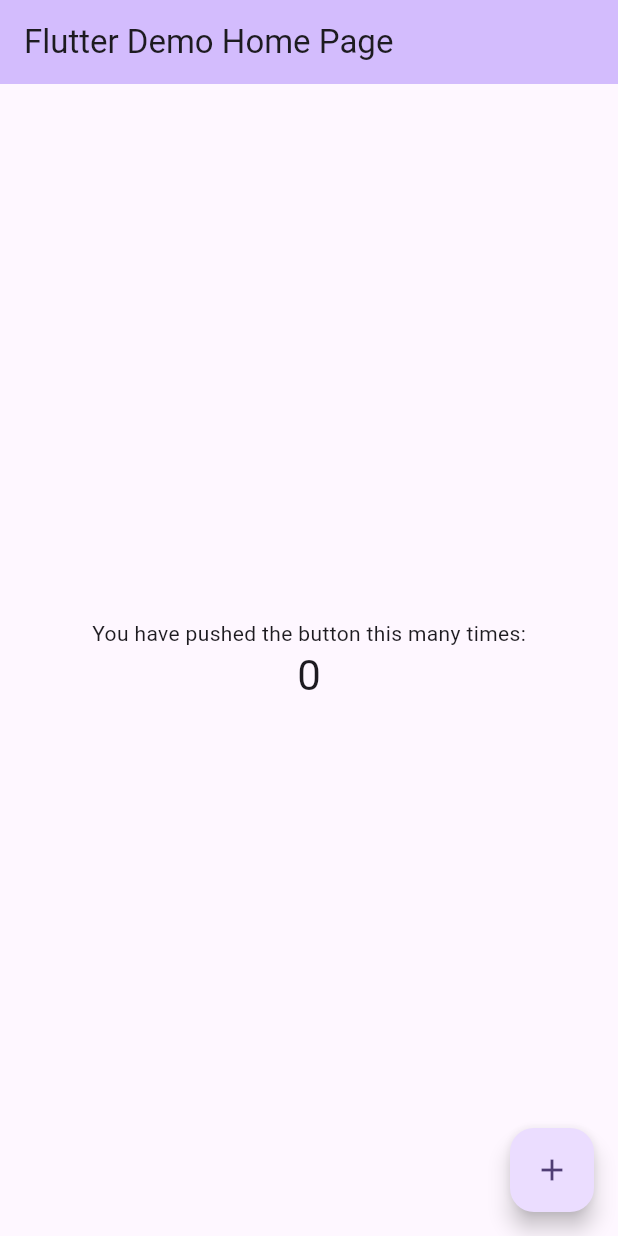
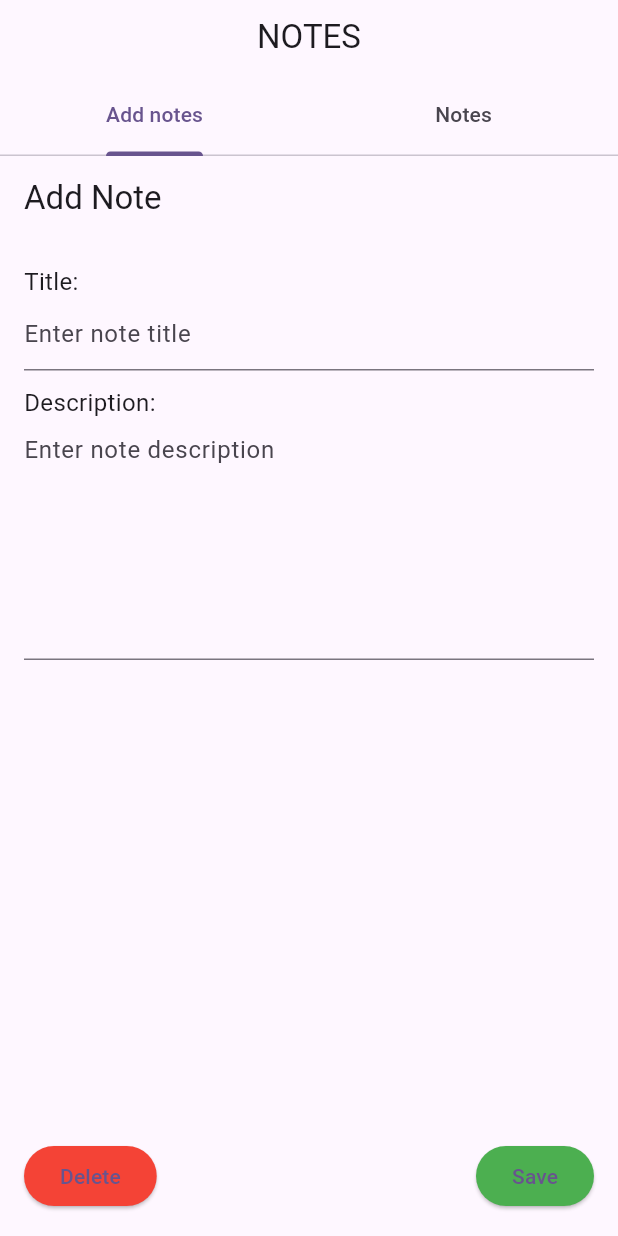
Before and after one commit to Anshu-Parmar/interview-tests, a Flutter app: the screen it shows after launch, on a phone screen of 412 x 824 dp. Run offline on Flutter 3.47's test engine with Material 3 defaults, Android fonts, the phone set to English and light mode, and no system bars; our stand-ins replace get_it, sqflite; accounts and stored records are empty.

Commit message:
Bugged working
database helper class established, UI and functionality added | bugs remain : 2 time save is called

```diff
--- /dev/null
+++ b/devtools_options.yaml
@@ -0,0 +1,3 @@
+description: This file stores settings for Dart & Flutter DevTools.
+documentation: https://docs.flutter.dev/tools/devtools/extensions#configure-extension-enablement-states
+extensions:
--- /dev/null
+++ b/lib/data/models/notes.dart
@@ -0,0 +1,33 @@
+import 'dart:convert';
+
+class Notes {
+  final int? id;
+  final String title;
+  final String description;
+  final String time;
+
+  Notes({this.id, required this.title, required this.description, required this.time});
+
+  Map<String, dynamic> toMap() {
+    return {
+      'id': id,
+      'title': title,
+      'description': description,
+      'time': time
+    };
+  }
+
+  factory Notes.fromMap(Map<String, dynamic> map) {
+    return Notes(
+      id: map['id']?.toInt() ?? 0,
+      title: map['title'] ?? '',
+      description: map['description'] ?? '',
+      time: map['time'] ?? '',
+    );
+  }
+
+  String toJson() => json.encode(toMap());
+
+  factory Notes.fromJson(String source) => Notes.fromMap(json.decode(source));
+
+}
--- /dev/null
+++ b/lib/data/source/db_helper.dart
@@ -0,0 +1,82 @@
+import 'package:path/path.dart';
+import 'package:sqflite/sqflite.dart';
+
+import '../models/notes.dart';
+
+final String dbName = "notes_database.db";
+final String tableName = "notes"; // Define the table name correctly
+
+class DatabaseService {
+  // Singleton pattern
+  static final DatabaseService _databaseService = DatabaseService._internal();
+  factory DatabaseService() => _databaseService;
+  DatabaseService._internal();
+
+  static Database? _database;
+  Future<Database> get database async {
+    if (_database != null) return _database!;
+    // Initialize the DB first time it is accessed
+    _database = await _initDatabase();
+    return _database!;
+  }
+
+  Future<Database> _initDatabase() async {
+    final databasePath = await getDatabasesPath();
+
+    // Set the path to the database.
+    final path = join(databasePath, dbName);
+
+    return await openDatabase(
+      path,
+      onCreate: _onCreate,
+      version: 1,
+      onConfigure: (db) async => await db.execute('PRAGMA foreign_keys = ON'),
+    );
+  }
+
+  Future<void> _onCreate(Database db, int version) async {
+    await db.execute(
+      'CREATE TABLE notes(id INTEGER PRIMARY KEY, title TEXT, description TEXT, time TEXT)',
+    );
+  }
+
+  // Future<void> insertNote(Notes note) async {
+  //   final db = await _databaseService.database;
+  //
+  //   // Insert the Note into the 'notes' table
+  //   await db.insert(
+  //     tableName,
+  //     note.toMap(),
+  //     conflictAlgorithm: ConflictAlgorithm.replace,
+  //   );
+  // }
+  Future<void> insertNote(Notes note1, Notes note2) async {
+    final db = await _databaseService.database;
+
+    // Insert two notes into the 'notes' table
+    await db.insert(
+      tableName,
+      note1.toMap(),
+      conflictAlgorithm: ConflictAlgorithm.replace,
+    );
+    await db.insert(
+      tableName,
+      note2.toMap(),
+      conflictAlgorithm: ConflictAlgorithm.replace,
+    );
+  }
+
+  Future<List<Notes>> getNotes() async {
+    try {
+      final db = await _databaseService.database;
+
+      // Query the 'notes' table for all the notes
+      final List<Map<String, dynamic>> maps = await db.query(tableName);
+
+      return List.generate(maps.length, (index) => Notes.fromMap(maps[index]));
+    } catch (e) {
+      print("ERRORDB - $e");
+      rethrow;
+    }
+  }
+}
--- a/lib/main.dart
+++ b/lib/main.dart
@@ -1,3 +1,4 @@
+import 'package:challenges/presentation/home_page.dart';
 import 'package:challenges/service_locator.dart';
 import 'package:flutter/material.dart';
 
@@ -12,60 +13,11 @@ class MyApp extends StatelessWidget {
   @override
   Widget build(BuildContext context) {
     return MaterialApp(
-      title: 'Flutter Demo',
       theme: ThemeData(
         colorScheme: ColorScheme.fromSeed(seedColor: Colors.deepPurple),
         useMaterial3: true,
       ),
-      home: const MyHomePage(title: 'Flutter Demo Home Page'),
+      home: HomePage(),
     );
   }
 }
-
-class MyHomePage extends StatefulWidget {
-  const MyHomePage({super.key, required this.title});
-
-  final String title;
-
-  @override
-  State<MyHomePage> createState() => _MyHomePageState();
-}
-
-class _MyHomePageState extends State<MyHomePage> {
-  int _counter = 0;
-
-  void _incrementCounter() {
-    setState(() {
-      _counter++;
-    });
-  }
-
-  @override
-  Widget build(BuildContext context) {
-    return Scaffold(
-      appBar: AppBar(
-        backgroundColor: Theme.of(context).colorScheme.inversePrimary,
-        title: Text(widget.title),
-      ),
-      body: Center(
-        child: Column(
-          mainAxisAlignment: MainAxisAlignment.center,
-          children: <Widget>[
-            const Text(
-              'You have pushed the button this many times:',
-            ),
-            Text(
-              '$_counter',
-              style: Theme.of(context).textTheme.headlineMedium,
-            ),
-          ],
-        ),
-      ),
-      floatingActionButton: FloatingActionButton(
-        onPressed: _incrementCounter,
-        tooltip: 'Increment',
-        child: const Icon(Icons.add),
-      ),
-    );
-  }
-}
--- /dev/null
+++ b/lib/presentation/add_notes.dart
@@ -0,0 +1,105 @@
+import 'package:flutter/material.dart';
+
+import '../data/models/notes.dart';
+import '../data/source/db_helper.dart';// Import your Notes model
+
+class AddNoteScreen extends StatefulWidget {
+  const AddNoteScreen({super.key});
+
+  @override
+  State<AddNoteScreen> createState() => _AddNoteScreenState();
+}
+
+class _AddNoteScreenState extends State<AddNoteScreen> {
+  final TextEditingController _titleController = TextEditingController();
+  final TextEditingController _descriptionController = TextEditingController();
+
+  void _saveNote() async {
+    if (_titleController.text.isEmpty || _descriptionController.text.isEmpty) {
+      // Show a Snackbar if the text fields are empty
+      ScaffoldMessenger.of(context).showSnackBar(
+        SnackBar(content: Text("Please enter both title and description")),
+      );
+    } else {
+      // Create a new note object
+      Notes newNote = Notes(
+        title: _titleController.text,
+        description: _descriptionController.text,
+        time: DateTime.now().toString(),
+      );
+
+      // Call the insertNote method from DatabaseService to save the note
+      await DatabaseService().insertNote(newNote, newNote); // Insert two identical notes
+
+      // Show a Snackbar that the note is saved
+      ScaffoldMessenger.of(context).showSnackBar(
+        SnackBar(content: Text("Note Saved")),
+      );
+
+      // Clear the text fields after saving
+      _titleController.clear();
+      _descriptionController.clear();
+    }
+  }
+
+  void _clearFields() {
+    _titleController.clear();
+    _descriptionController.clear();
+
+    // Show a Snackbar that the fields are cleared
+    ScaffoldMessenger.of(context).showSnackBar(
+      SnackBar(content: Text("Cleared")),
+    );
+  }
+
+  @override
+  Widget build(BuildContext context) {
+    return Scaffold(
+      appBar: AppBar(
+        title: Text("Add Note"),
+      ),
+      body: Padding(
+        padding: const EdgeInsets.all(16.0),
+        child: Column(
+          crossAxisAlignment: CrossAxisAlignment.start,
+          children: [
+            Text(
+              "Title:",
+              style: TextStyle(fontSize: 16),
+            ),
+            TextField(
+              controller: _titleController,
+              decoration: InputDecoration(hintText: "Enter note title"),
+            ),
+            SizedBox(height: 10),
+            Text(
+              "Description:",
+              style: TextStyle(fontSize: 16),
+            ),
+            TextField(
+              controller: _descriptionController,
+              maxLines: 6, // Set 6 lines for the description text field
+              decoration: InputDecoration(hintText: "Enter note description"),
+            ),
+            Spacer(),
+            Row(
+              mainAxisAlignment: MainAxisAlignment.spaceBetween,
+              children: [
+                ElevatedButton(
+                  onPressed: _clearFields,
+                  style: ElevatedButton.styleFrom(backgroundColor: Colors.red),
+                  child: Text("Delete"),
+                ),
+                ElevatedButton(
+                  onPressed: _saveNote,
+                  style: ElevatedButton.styleFrom(backgroundColor: Colors.green),
+                  child: Text("Save"),
+                ),
+              ],
+            ),
+          ],
+        ),
+      ),
+    );
+  }
+}
--- /dev/null
+++ b/lib/presentation/home_page.dart
@@ -0,0 +1,62 @@
+import 'package:challenges/presentation/add_notes.dart';
+import 'package:challenges/presentation/note_builder.dart';
+import 'package:flutter/material.dart';
+
+import '../data/models/notes.dart';
+import '../data/source/db_helper.dart';
+
+class HomePage extends StatefulWidget {
+  const HomePage({super.key});
+
+  @override
+  State<HomePage> createState() => _HomePageState();
+}
+
+class _HomePageState extends State<HomePage> {
+  final DatabaseService _databaseService = DatabaseService();
+
+  Future<List<Notes>> _getNotes() async {
+    return await _databaseService.getNotes();
+  }
+
+  // Future<void> _onDogDelete(Dog dog) async {
+  //   await _databaseService.deleteDog(dog.id!);
+  //   setState(() {});
+  // }
+
+  @override
+  Widget build(BuildContext context) {
+    return DefaultTabController(
+      length: 2,
+      child: Scaffold(
+        appBar: AppBar(
+          title: Text('NOTES'),
+          centerTitle: true,
+          bottom: TabBar(
+            tabs: [
+              Padding(
+                padding: const EdgeInsets.symmetric(vertical: 16.0),
+                child: Text('Add notes'),
+              ),
+              Padding(
+                padding: const EdgeInsets.symmetric(vertical: 16.0),
+                child: Text('Notes'),
+              ),
+            ],
+          ),
+        ),
+        body: TabBarView(
+          children: [
+            AddNoteScreen(),
+            RefreshIndicator(
+              onRefresh: () => _getNotes(),
+              child: NotesBuilder(
+                future: _getNotes(),
+              ),
+            )
+          ],
+        ),
+      ),
+    );
+  }
+}
```
Also changed, not shown: lib/presentation/note_builder.dart (added, +79 -0 lines), 128 other files.
